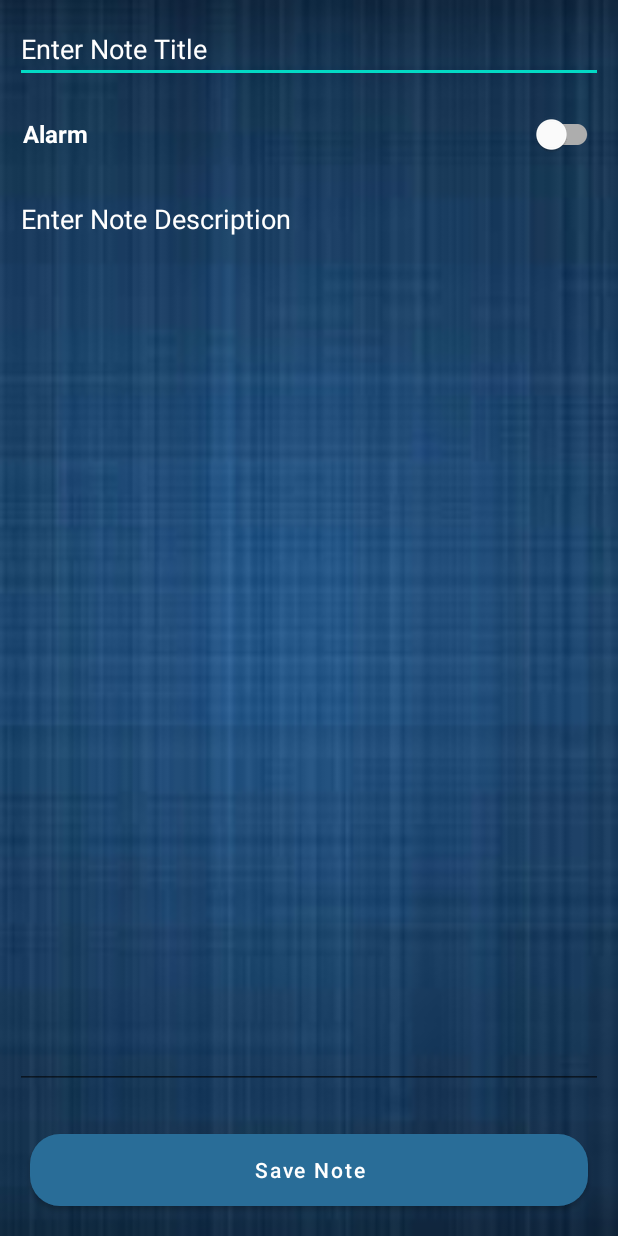
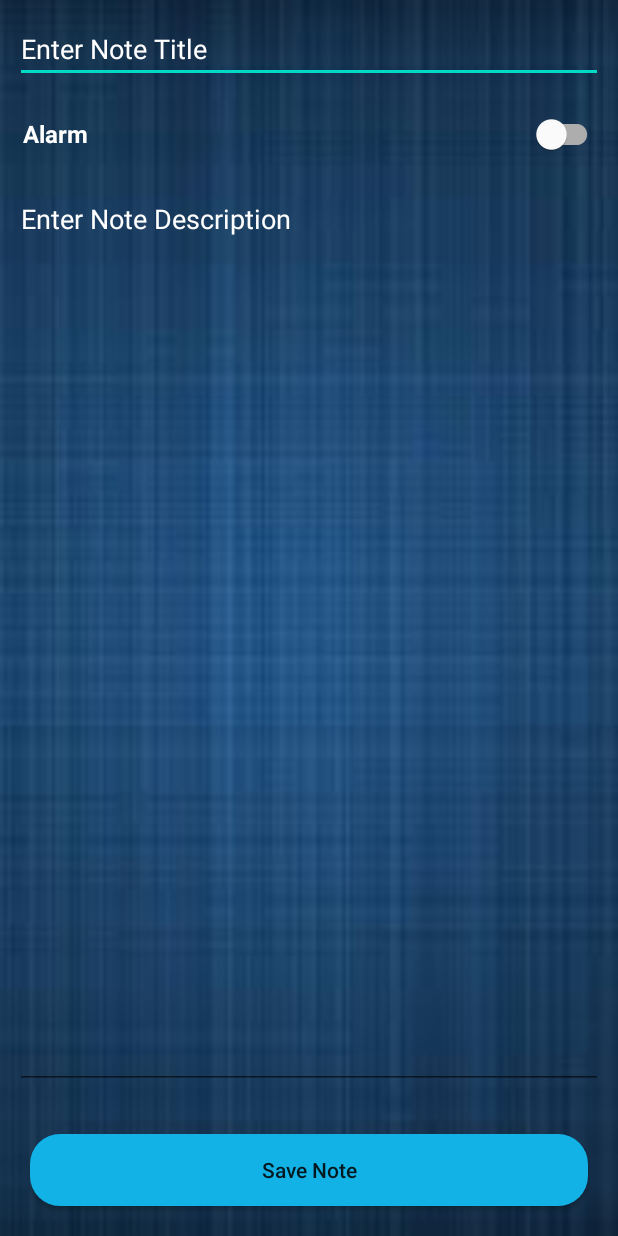
Before and after one commit to yashprakashinfotech/Short-Notes, an Android app: the screen it shows after launch (AddEditActivity), after a tap on an icon or button, on a phone screen of 412 x 824 dp. Run offline under Robolectric (Android 15) with nearby library versions, the phone set to English and light mode, and no system bars; our stand-ins replace Room's generated code.

Commit message:
Add animation to recyclerView and transition on activity change.

```diff
--- a/app/src/main/java/com/yash/shortnotes/activity/AddEditActivity.kt
+++ b/app/src/main/java/com/yash/shortnotes/activity/AddEditActivity.kt
@@ -10,14 +10,18 @@
 import android.text.format.DateFormat
 import android.util.Log
 import android.view.View
+import android.view.Window
 import android.widget.Button
 import android.widget.EditText
 import android.widget.Toast
 import androidx.appcompat.app.AppCompatActivity
+import androidx.interpolator.view.animation.FastOutSlowInInterpolator
 import androidx.lifecycle.ViewModelProvider
+import com.google.android.material.color.MaterialColors
 import com.google.android.material.switchmaterial.SwitchMaterial
 import com.google.android.material.timepicker.MaterialTimePicker
 import com.google.android.material.timepicker.TimeFormat
+import com.google.android.material.transition.platform.MaterialContainerTransformSharedElementCallback
 import com.yash.shortnotes.R
 import com.yash.shortnotes.helper.AlarmReceiver
 import com.yash.shortnotes.helper.KeyClass
@@ -57,8 +61,14 @@
 
     @SuppressLint("SimpleDateFormat", "UnspecifiedImmutableFlag")
     override fun onCreate(savedInstanceState: Bundle?) {
+        window.requestFeature(Window.FEATURE_ACTIVITY_TRANSITIONS)
+        setContentView(R.layout.activity_add_edit)
+
+        setEnterSharedElementCallback(MaterialContainerTransformSharedElementCallback())
+        window.sharedElementEnterTransition = buildTransition()
+        window.sharedElementEnterTransition = buildTransition()
+        window.sharedElementReenterTransition = buildTransition()
         super.onCreate(savedInstanceState)
-        setContentView(R.layout.activity_add_edit)
         supportActionBar?.hide()
         initView()
 
@@ -365,4 +375,17 @@
         return false
 
     }
+
+    private fun buildTransition(): com.google.android.material.transition.platform.MaterialContainerTransform {
+
+        return com.google.android.material.transition.platform.MaterialContainerTransform().apply {
+            addTarget(R.id.addEdit)
+            setAllContainerColors(MaterialColors.getColor(findViewById(R.id.addEdit),
+                com.google.android.material.R.attr.colorSurface))
+            duration = 400
+            pathMotion = com.google.android.material.transition.platform.MaterialArcMotion()
+            interpolator = FastOutSlowInInterpolator()
+            fadeMode = com.google.android.material.transition.platform.MaterialContainerTransform.FADE_MODE_IN
+        }
+    }
 }
--- a/app/src/main/java/com/yash/shortnotes/activity/MainActivity.kt
+++ b/app/src/main/java/com/yash/shortnotes/activity/MainActivity.kt
@@ -50,7 +50,8 @@
         })
         fabNote.setOnClickListener {
             val i = Intent(this,AddEditActivity::class.java)
-            val b : Bundle =ActivityOptions.makeSceneTransitionAnimation(this).toBundle()
+            val b : Bundle =ActivityOptions.makeSceneTransitionAnimation(this,fabNote,fabNote.transitionName).toBundle()
+//            val b : Bundle =ActivityOptions.makeSceneTransitionAnimation(this).toBundle()
             startActivity(i,b)
         }
 
--- a/app/src/main/res/drawable/custom_button_back.xml
+++ b/app/src/main/res/drawable/custom_button_back.xml
@@ -2,7 +2,7 @@
 <shape android:shape="rectangle"
     xmlns:android="http://schemas.android.com/apk/res/android">
 
-    <solid android:color="@color/black_shade_2" />
+    <solid android:color="@color/light_blue_shade" />
     <corners android:radius="20dp" />
 
 
--- a/app/src/main/res/layout/activity_add_edit.xml
+++ b/app/src/main/res/layout/activity_add_edit.xml
@@ -4,6 +4,8 @@
     android:layout_width="match_parent"
     android:layout_height="match_parent"
     android:background="@drawable/note_back"
+    android:id="@+id/addEdit"
+    android:transitionName="shared_element_to_add_edit"
     tools:context=".activity.AddEditActivity">
 
     <EditText
@@ -85,14 +87,17 @@
         tools:ignore="Autofill" />
 
     <Button
+        android:id="@+id/btnAddUpdate"
         android:layout_width="match_parent"
         android:layout_height="wrap_content"
-        android:id="@+id/btnAddUpdate"
-        android:layout_margin="20dp"
         android:layout_alignParentBottom="true"
+        android:layout_marginStart="20dp"
+        android:layout_marginTop="20dp"
+        android:layout_marginEnd="20dp"
+        android:layout_marginBottom="20dp"
+        android:background="@drawable/custom_button_back"
+        android:backgroundTint="@color/light_blue_shade"
         android:text="@string/button"
-        android:background="@drawable/custom_button_back"
-        android:textAllCaps="false"
-        />
+        android:textAllCaps="false" />
 
 </RelativeLayout>
--- a/app/src/main/res/layout/activity_main.xml
+++ b/app/src/main/res/layout/activity_main.xml
@@ -25,6 +25,7 @@
         android:layout_margin="20dp"
         android:backgroundTint="@color/light_blue_shade"
         android:src="@drawable/ic_add"
+        android:transitionName="shared_element_to_add_edit"
         app:tint="@color/white"
         tools:ignore="ContentDescription" />
 
--- a/app/src/main/res/values/themes.xml
+++ b/app/src/main/res/values/themes.xml
@@ -13,12 +13,12 @@
         <item name="android:statusBarColor" tools:targetApi="l">?attr/colorPrimaryVariant</item>
         <!-- Customize your theme here. -->
 
-        <!--This is for enable the transition -->
-        <item name="android:windowActivityTransitions">true</item>
+<!--        &lt;!&ndash;This is for enable the transition &ndash;&gt;-->
+<!--        <item name="android:windowActivityTransitions">true</item>-->
 
-        <!--Setting up enter and exit transition -->
-        <item name="android:windowEnterTransition">@transition/trans_anim</item>
-        <item name="android:windowExitTransition">@transition/trans_anim</item>
+<!--        &lt;!&ndash;Setting up enter and exit transition &ndash;&gt;-->
+<!--        <item name="android:windowEnterTransition">@transition/trans_anim</item>-->
+<!--        <item name="android:windowExitTransition">@transition/trans_anim</item>-->
 
     </style>
 </resources>
```
